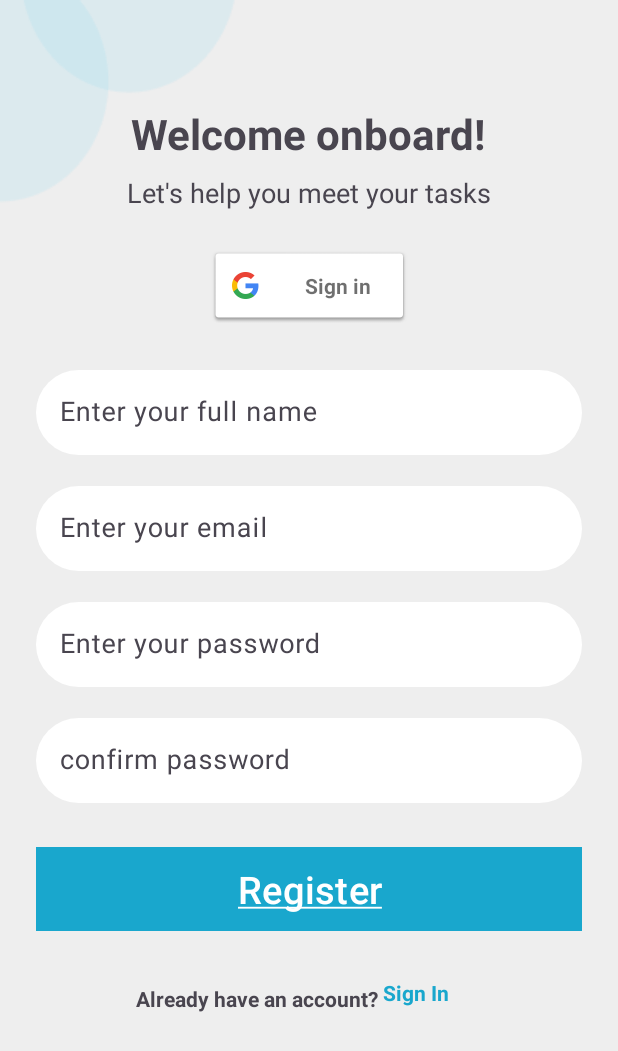
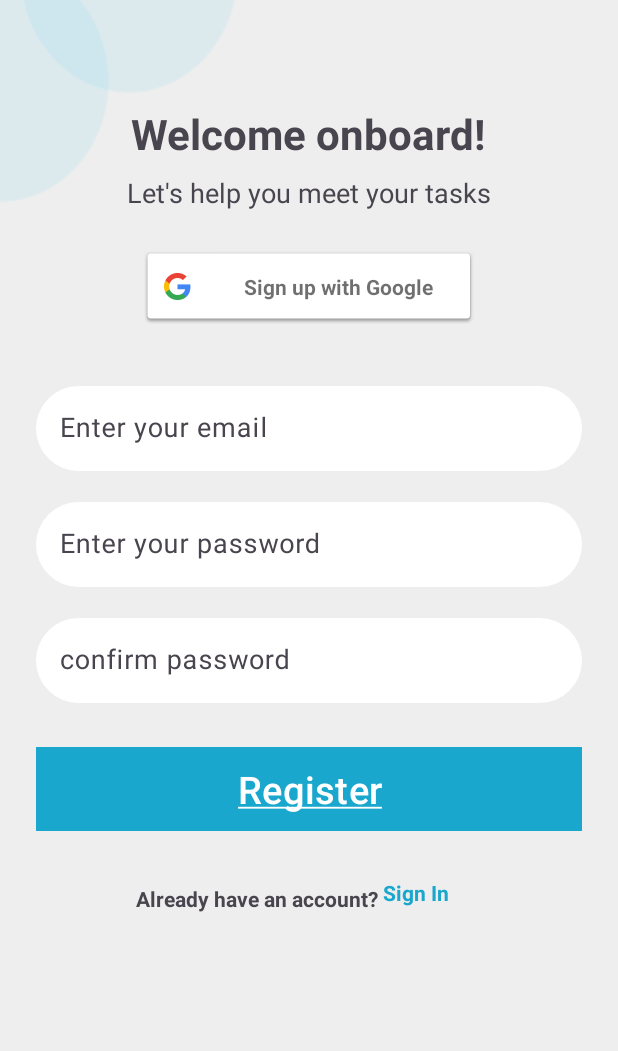
Before and after one commit to Heroslaver-tech/TodoProyect, an Android app: the FragmentRegister screen opened through its navigation route, on a phone screen of 412 x 824 dp. Shown: the top 1051 px of the screen. Run offline under Robolectric (Android 15) with nearby library versions, the phone set to English and light mode, and no system bars; our stand-ins replace data binding.

Commit message:
ingresar con google

```diff
--- a/app/src/main/java/com/example/project/view/fragment/FragmentRegister.kt
+++ b/app/src/main/java/com/example/project/view/fragment/FragmentRegister.kt
@@ -8,57 +8,120 @@ import android.text.TextWatcher
 import android.view.LayoutInflater
 import android.view.View
 import android.view.ViewGroup
+import android.widget.Button
 import android.widget.Toast
+import androidx.activity.result.contract.ActivityResultContracts
 import androidx.fragment.app.Fragment
 import androidx.fragment.app.viewModels
 import androidx.navigation.fragment.findNavController
 import com.example.project.R
 import com.example.project.databinding.FragmentRegisterBinding
 import com.example.project.viewmodel.LoginViewModel
-
+import com.google.android.gms.auth.api.signin.GoogleSignIn
+import com.google.android.gms.auth.api.signin.GoogleSignInAccount
+import com.google.android.gms.auth.api.signin.GoogleSignInClient
+import com.google.android.gms.auth.api.signin.GoogleSignInOptions
+import com.google.android.gms.common.SignInButton
+import com.google.android.gms.tasks.Task
 
 class FragmentRegister : Fragment() {
 
     private lateinit var binding: FragmentRegisterBinding
     private val loginViewModel: LoginViewModel by viewModels()
     private lateinit var sharedPreferences: SharedPreferences
+    private lateinit var googleSignInClient: GoogleSignInClient
+
+    private val signInLauncher = registerForActivityResult(ActivityResultContracts.StartActivityForResult()) { result ->
+        val task = GoogleSignIn.getSignedInAccountFromIntent(result.data)
+        handleSignInResult(task)
+    }
+
     override fun onCreateView(
         inflater: LayoutInflater, container: ViewGroup?,
         savedInstanceState: Bundle?
     ): View? {
         binding = FragmentRegisterBinding.inflate(inflater, container, false)
         sharedPreferences = requireContext().getSharedPreferences("shared", Context.MODE_PRIVATE)
+        setupGoogleSignIn() // Configuración de Google Sign-In
         setup()
         setupTextWatchers()
         return binding.root
     }
 
-    //drivers and bottom disable
+    // Configura el inicio de sesión con Google
+    private fun setupGoogleSignIn() {
+        val gso = GoogleSignInOptions.Builder(GoogleSignInOptions.DEFAULT_SIGN_IN)
+            .requestEmail()
+            .build()
+
+        googleSignInClient = GoogleSignIn.getClient(requireActivity(), gso)
+        binding.btnGoogle.setSize(SignInButton.SIZE_WIDE)
+        setGooglePlusButtonText(binding.btnGoogle)
+
+        binding.btnGoogle.setOnClickListener {
+            signInWithGoogle()
+        }
+    }
+
+    // Cambia el texto del botón de Google Sign-In
+    private fun setGooglePlusButtonText(signInButton: SignInButton) {
+        for (i in 0 until signInButton.childCount) {
+            val v = signInButton.getChildAt(i)
+            if (v is Button) {
+                v.text = "Sign up with Google"
+                return
+            }
+        }
+    }
+
+    // Inicia el proceso de inicio de sesión con Google
+    private fun signInWithGoogle() {
+        googleSignInClient.signOut().addOnCompleteListener {
+            val signInIntent = googleSignInClient.signInIntent
+            signInLauncher.launch(signInIntent)
+        }
+    }
+
+    // Maneja el resultado del intento de inicio de sesión con Google
+    private fun handleSignInResult(completedTask: Task<GoogleSignInAccount>) {
+        try {
+            val account = completedTask.getResult(Exception::class.java)
+            if (account != null) {
+                // Maneja el registro exitoso aquí
+                Toast.makeText(context, "Google Sign-In successful", Toast.LENGTH_SHORT).show()
+                goToLogin()
+            }
+        } catch (e: Exception) {
+            Toast.makeText(context, "Google Sign-In failed", Toast.LENGTH_SHORT).show()
+        }
+    }
+
+    // Configura los listeners para los botones
     private fun setup() {
         binding.btnRegister.setOnClickListener {
             registerUser()
         }
-        //Init bottom in disable
+        // Inicializa el botón en deshabilitado
         binding.btnRegister.isEnabled = false
     }
 
-    //go to login
+    // Navega a la vista de inicio de sesión
     private fun goToLogin(){
         findNavController().navigate(R.id.action_fragmentRegister_to_fragmentLogin)
     }
 
-    //Register the user
+    // Registra al usuario
     private fun registerUser(){
         val email = binding.etEmail.text.toString()
         val pass = binding.etPass.text.toString()
 
-        // Verify if email and pass is not empty
+        // Verifica si el email y la contraseña no están vacíos
         if (email.isEmpty() || pass.isEmpty()) {
             Toast.makeText(context, "Please complete all fields", Toast.LENGTH_SHORT).show()
             return
         }
 
-        // Verify if password have minimum 6 characters
+        // Verifica si la contraseña tiene al menos 6 caracteres
         if (pass.length < 6) {
             Toast.makeText(context, "Password must be at least 6 characters long", Toast.LENGTH_SHORT).show()
             return
@@ -74,6 +137,7 @@ class FragmentRegister : Fragment() {
         }
     }
 
+    // Configura los listeners para los cambios en los campos de texto
     private fun setupTextWatchers() {
         val textWatcher = object : TextWatcher {
             override fun afterTextChanged(s: Editable?) {
@@ -89,6 +153,7 @@ class FragmentRegister : Fragment() {
         binding.etPass.addTextChangedListener(textWatcher)
     }
 
+    // Valida que los campos de email y contraseña no estén vacíos
     private fun validateInputs() {
         val email = binding.etEmail.text.toString()
         val pass = binding.etPass.text.toString()
--- a/app/src/main/res/layout/fragment_register.xml
+++ b/app/src/main/res/layout/fragment_register.xml
@@ -47,8 +47,8 @@
         <!-- Botón de inicio de sesión con Google -->
         <com.google.android.gms.common.SignInButton
             android:id="@+id/btnGoogle"
-            android:layout_width="134dp"
-            android:layout_height="51dp"
+            android:layout_width="224dp"
+            android:layout_height="52dp"
             android:layout_marginStart="24dp"
             android:layout_marginTop="24dp"
             android:layout_marginEnd="24dp"
@@ -67,19 +67,7 @@
             app:boxBackgroundMode="none"
             app:layout_constraintTop_toBottomOf="@id/btnGoogle"
             app:layout_constraintStart_toStartOf="parent"
-            app:layout_constraintEnd_toEndOf="parent">
-
-            <EditText
-                android:id="@+id/fullnameText"
-                android:layout_width="match_parent"
-                android:layout_height="wrap_content"
-                android:background="@drawable/bg_edit_text"
-                android:hint="Enter your full name"
-                android:inputType="text"
-                android:padding="16dp"
-                android:textColorHint="@android:color/darker_gray"
-                android:textSize="18sp" />
-        </com.google.android.material.textfield.TextInputLayout>
+            app:layout_constraintEnd_toEndOf="parent"/>
 
 
         <!-- Campo de correo electrónico -->
```
